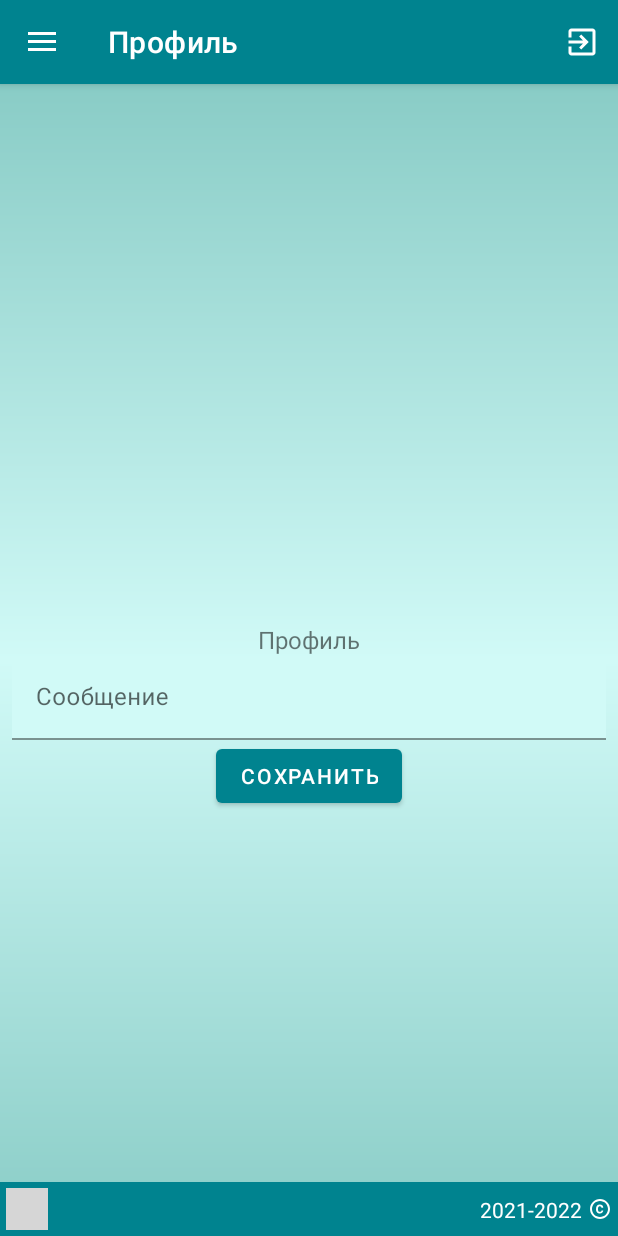
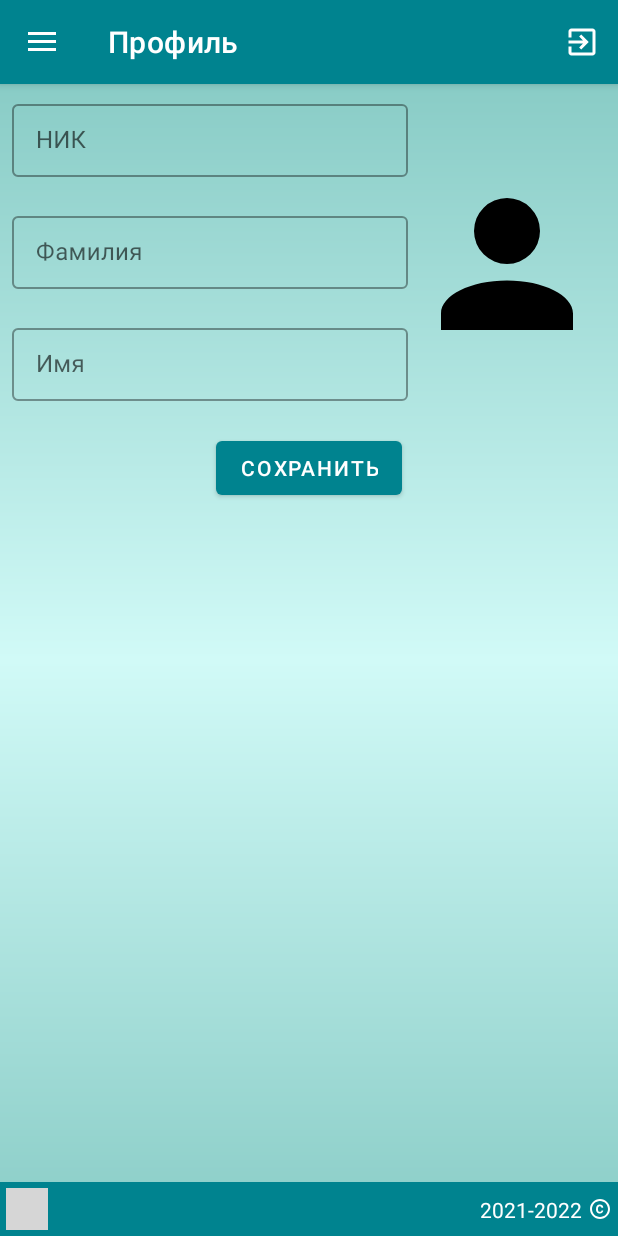
Before and after one commit to YurijM/tote-test_, an Android app: the ProfileFragment screen opened through its navigation route, on a phone screen of 412 x 824 dp. Run offline under Robolectric (Android 15) with nearby library versions, the phone set to English and light mode, and no system bars; our stand-ins replace Firebase (no records; nobody signed in at launch, a user with empty details on screens opened directly), navigation-ui; grey boxes are pictures that could not be loaded.

Commit message:
Разработка регистрации (продолжение) Попытка решения проблем с переходом по нажатию на кнопку "Назад" на смартфоне.

```diff
--- a/app/src/main/java/com/example/tote_test/ui/main/MainActivity.kt
+++ b/app/src/main/java/com/example/tote_test/ui/main/MainActivity.kt
@@ -23,6 +23,7 @@ import com.example.tote_test.databinding.ActivityMainBinding
 import com.example.tote_test.ui.main.auth.SignupViewModel
 import com.example.tote_test.utils.APP_ACTIVITY
 import com.example.tote_test.utils.START_YEAR
+import com.example.tote_test.utils.showToast
 import com.google.android.material.navigation.NavigationView
 import java.util.*
 
@@ -126,13 +127,13 @@ class MainActivity : AppCompatActivity() {
             navGraph.setStartDestination(R.id.navLogin)
             navController.graph = navGraph
             //navController.navigate(R.id.navLogin)
-        } else {
+        } /*else {
             navGraph.setStartDestination(R.id.navGamblers)
             navController.graph = navGraph
             //navController.navigate(R.id.navGamblers)
 
             AppPreferences.setAuth(true)
-        }
+        }*/
     }
 
     private fun setCopyright() {
--- a/app/src/main/java/com/example/tote_test/ui/main/profile/ProfileFragment.kt
+++ b/app/src/main/java/com/example/tote_test/ui/main/profile/ProfileFragment.kt
@@ -35,30 +35,6 @@ class ProfileFragment : Fragment() {
             ViewModelProvider(this)[ProfileViewModel::class.java]
 
         _binding = FragmentProfileBinding.inflate(inflater, container, false)
-        val root: View = binding.root
-
-        val textProfile: TextView = binding.textProfile
-        profileViewModel.text.observe(viewLifecycleOwner) {
-            textProfile.text = it
-        }
-
-        val db = Firebase.database
-        val user = Firebase.auth.currentUser
-
-        val refMessage = db.getReference("message")
-
-        binding.btnSaveToDb.setOnClickListener {
-            refMessage.setValue(binding.inputMessage.text.toString())
-            binding.inputMessage.setText("")
-            /*if (user != null) {
-                // Write a message to the database
-                refMessage.setValue(user.uid)
-            } else {
-                Toast.makeText(requireContext(), "Не авторизован", Toast.LENGTH_LONG).show()
-            }*/
-        }
-
-        onChangeListener(refMessage)
 
         // Read from the database
         /*dbRef.addValueEventListener(object: ValueEventListener() {
@@ -76,7 +52,7 @@ class ProfileFragment : Fragment() {
 
         })*/
 
-        return root
+        return binding.root
     }
 
     private fun onChangeListener(dbRef: DatabaseReference) {
--- a/app/src/main/java/com/example/tote_test/ui/main/prognosis/PrognosisFragment.kt
+++ b/app/src/main/java/com/example/tote_test/ui/main/prognosis/PrognosisFragment.kt
@@ -8,6 +8,7 @@ import android.widget.TextView
 import androidx.fragment.app.Fragment
 import androidx.lifecycle.ViewModelProvider
 import com.example.tote_test.databinding.FragmentPrognosisBinding
+import com.example.tote_test.utils.APP_ACTIVITY
 
 class PrognosisFragment : Fragment() {
 
--- /dev/null
+++ b/app/src/main/res/drawable/user.xml
@@ -0,0 +1,8 @@
+<!-- drawable/account.xml -->
+<vector xmlns:android="http://schemas.android.com/apk/res/android"
+    android:height="24dp"
+    android:width="24dp"
+    android:viewportWidth="24"
+    android:viewportHeight="24">
+    <path android:fillColor="#000" android:pathData="M12,4A4,4 0 0,1 16,8A4,4 0 0,1 12,12A4,4 0 0,1 8,8A4,4 0 0,1 12,4M12,14C16.42,14 20,15.79 20,18V20H4V18C4,15.79 7.58,14 12,14Z" />
+</vector>
--- a/app/src/main/res/layout/fragment_login.xml
+++ b/app/src/main/res/layout/fragment_login.xml
@@ -67,8 +67,8 @@
 
     <ImageView
         android:id="@+id/imageView"
-        android:layout_width="200dp"
-        android:layout_height="200dp"
+        android:layout_width="@dimen/login_logo_size"
+        android:layout_height="@dimen/login_logo_size"
         android:layout_marginTop="@dimen/margin_lg"
         android:contentDescription="@string/app_name"
         android:src="@drawable/cup"
--- a/app/src/main/res/layout/fragment_profile.xml
+++ b/app/src/main/res/layout/fragment_profile.xml
@@ -6,33 +6,79 @@
     android:layout_height="match_parent"
     tools:context=".ui.main.profile.ProfileFragment">
 
-    <TextView
-        android:id="@+id/textProfile"
+    <LinearLayout
+        android:id="@+id/profileTopLayout"
         android:layout_width="match_parent"
         android:layout_height="wrap_content"
-        android:textAlignment="center"
-        android:textSize="@dimen/text_size"
-        app:layout_constraintBottom_toBottomOf="parent"
-        app:layout_constraintEnd_toEndOf="parent"
-        app:layout_constraintStart_toStartOf="parent"
-        app:layout_constraintTop_toTopOf="parent" />
+        app:layout_constraintTop_toTopOf="parent"
+        android:orientation="horizontal">
+
+        <LinearLayout
+            android:layout_width="match_parent"
+            android:layout_height="wrap_content"
+            android:orientation="vertical"
+            android:layout_weight="1">
 
             <com.google.android.material.textfield.TextInputLayout
-        android:id="@+id/layoutMessage"
+                android:id="@+id/profileLayoutNickname"
+                style="@style/Widget.MaterialComponents.TextInputLayout.OutlinedBox.Dense"
                 android:layout_width="match_parent"
                 android:layout_height="wrap_content"
-        app:layout_constraintEnd_toEndOf="parent"
-        app:layout_constraintStart_toStartOf="parent"
-        app:layout_constraintTop_toBottomOf="@id/textProfile">
+                android:hint="@string/nickname"
+                app:errorEnabled="true">
 
                 <com.google.android.material.textfield.TextInputEditText
-            android:id="@+id/inputMessage"
+                    android:id="@+id/profileInputNickname"
                     android:layout_width="match_parent"
                     android:layout_height="wrap_content"
-            android:background="@color/slider"
-            android:hint="Сообщение"/>
+                    android:inputType="textPersonName" />
 
             </com.google.android.material.textfield.TextInputLayout>
+
+            <com.google.android.material.textfield.TextInputLayout
+                android:id="@+id/profileLayoutFamily"
+                style="@style/Widget.MaterialComponents.TextInputLayout.OutlinedBox.Dense"
+                android:layout_width="match_parent"
+                android:layout_height="wrap_content"
+                android:hint="@string/family"
+                app:errorEnabled="true">
+
+                <com.google.android.material.textfield.TextInputEditText
+                    android:id="@+id/profileInputFamily"
+                    android:layout_width="match_parent"
+                    android:layout_height="wrap_content"
+                    android:inputType="textPersonName" />
+
+            </com.google.android.material.textfield.TextInputLayout>
+
+            <com.google.android.material.textfield.TextInputLayout
+                android:id="@+id/profileLayoutName"
+                style="@style/Widget.MaterialComponents.TextInputLayout.OutlinedBox.Dense"
+                android:layout_width="match_parent"
+                android:layout_height="wrap_content"
+                android:hint="@string/name"
+                app:errorEnabled="true">
+
+                <com.google.android.material.textfield.TextInputEditText
+                    android:id="@+id/profileInputName"
+                    android:layout_width="match_parent"
+                    android:layout_height="wrap_content"
+                    android:inputType="textPersonName" />
+
+            </com.google.android.material.textfield.TextInputLayout>
+
+        </LinearLayout>
+
+            <ImageView
+                android:id="@+id/profilePhoto"
+                android:layout_width="match_parent"
+                android:layout_height="match_parent"
+                android:contentDescription="@string/app_name"
+                android:src="@drawable/user"
+                android:gravity="top|end"
+                android:layout_weight="2" />
+
+    </LinearLayout>
 
     <Button
         android:id="@+id/btnSaveToDb"
@@ -41,6 +87,6 @@
         android:text="Сохранить"
         app:layout_constraintEnd_toEndOf="parent"
         app:layout_constraintStart_toStartOf="parent"
-        app:layout_constraintTop_toBottomOf="@id/layoutMessage" />
+        app:layout_constraintTop_toBottomOf="@id/profileTopLayout" />
 
 </androidx.constraintlayout.widget.ConstraintLayout>
--- a/app/src/main/res/layout/fragment_signup.xml
+++ b/app/src/main/res/layout/fragment_signup.xml
@@ -13,8 +13,6 @@
         android:layout_height="wrap_content"
         android:hint="@string/email"
         app:errorEnabled="true"
-        app:layout_constraintEnd_toEndOf="parent"
-        app:layout_constraintStart_toStartOf="parent"
         app:layout_constraintTop_toTopOf="parent">
 
         <com.google.android.material.textfield.TextInputEditText
@@ -31,8 +29,6 @@
         android:layout_width="match_parent"
         android:layout_height="wrap_content"
         android:hint="@string/password"
-        app:layout_constraintEnd_toEndOf="parent"
-        app:layout_constraintStart_toStartOf="parent"
         app:layout_constraintTop_toBottomOf="@id/signupLayoutEmail"
         app:errorEnabled="true"
         app:passwordToggleEnabled="true">
@@ -51,8 +47,6 @@
         android:layout_width="match_parent"
         android:layout_height="wrap_content"
         android:hint="@string/confirm_password"
-        app:layout_constraintEnd_toEndOf="parent"
-        app:layout_constraintStart_toStartOf="parent"
         app:layout_constraintTop_toBottomOf="@id/signupLayoutPassword"
         app:errorEnabled="true"
         app:passwordToggleEnabled="true">
--- a/app/src/main/res/layout/nav_header_main.xml
+++ b/app/src/main/res/layout/nav_header_main.xml
@@ -3,7 +3,6 @@
     xmlns:tools="http://schemas.android.com/tools"
     android:layout_width="match_parent"
     android:layout_height="wrap_content"
-    xmlns:app="http://schemas.android.com/apk/res-auto"
     android:background="@drawable/side_nav_bar"
     android:gravity="center"
     android:orientation="horizontal"
@@ -16,7 +15,7 @@
         android:layout_height="50dp"
         android:background="@drawable/image_round"
         android:clipToOutline="true"
-        android:contentDescription="@string/gambler_photo"
+        android:contentDescription="@string/description_photo"
         android:scaleType="centerCrop"
         android:src="@drawable/ic_launcher_foreground" />
 
@@ -31,14 +30,14 @@
             android:layout_width="wrap_content"
             android:layout_height="wrap_content"
             android:paddingTop="@dimen/nav_header_vertical_spacing"
-            tools:text="@string/gambler_nickname"
+            tools:text="НИК"
             android:textAppearance="@style/TextAppearance.AppCompat.Body1" />
 
         <TextView
             android:id="@+id/headerName"
             android:layout_width="wrap_content"
             android:layout_height="wrap_content"
-            tools:text="@string/gambler_name" />
+            tools:text="Имя участника" />
 
     </LinearLayout>
 
--- a/app/src/main/res/navigation/main_graph.xml
+++ b/app/src/main/res/navigation/main_graph.xml
@@ -49,7 +49,6 @@
         <action
             android:id="@+id/action_navSignup_to_navProfile"
             app:destination="@id/navProfile"
-            app:popUpTo="@id/navProfile"
-            app:popUpToInclusive="true" />
+            app:popUpTo="@id/main_graph" />
     </fragment>
 </navigation>
--- a/app/src/main/res/values/dimens.xml
+++ b/app/src/main/res/values/dimens.xml
@@ -21,5 +21,6 @@
     <dimen name="text_size_lg">18sp</dimen>
     <dimen name="text_size_xl">24sp</dimen>
     <dimen name="img_size_author">28dp</dimen>
-    <dimen name="height_footer">36dp</dimen> <!--img_size_author + 2 * padding_sm-->
+    <dimen name="login_logo_size">150dp</dimen> <!--img_size_author + 2 * padding_sm-->
+    <dimen name="height_footer">36dp</dimen>
 </resources>
--- a/app/src/main/res/values/strings.xml
+++ b/app/src/main/res/values/strings.xml
@@ -1,9 +1,8 @@
 <resources>
     <string name="app_name">Тотализатор 2022</string>
 
-    <string name="gambler_photo">Фото участника</string>
-    <string name="gambler_nickname">НИК</string>
-    <string name="gambler_name">Имя участника</string>
+    <string name="description_photo">Фото</string>
+    <string name="url">Имя ресурса</string>
 
     <string name="action_exit">Выход</string>
     <string name="action_admin">Админка</string>
@@ -26,4 +25,9 @@
     <string name="error_field_empty">Поле \"%1$s\" должно быть заполнено</string>
     <string name="error_min_length">Длина поля \"%1$s\" должна быть не меньше %2$d</string>
     <string name="error_confirm_password">Пароли должны совпадать</string>
+
+    <string name="nickname">НИК</string>
+    <string name="family">Фамилия</string>
+    <string name="name">Имя</string>
+    <string name="gender">Пол</string>
 </resources>
```
Lines whose indentation alone changed are shown as unchanged.
